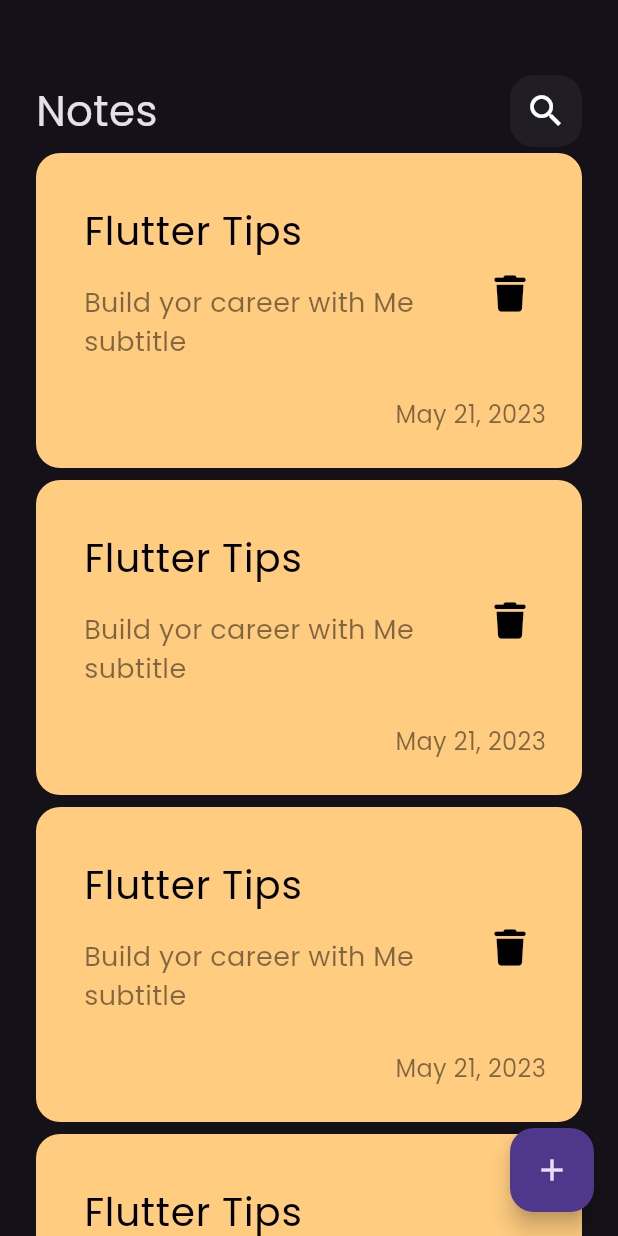
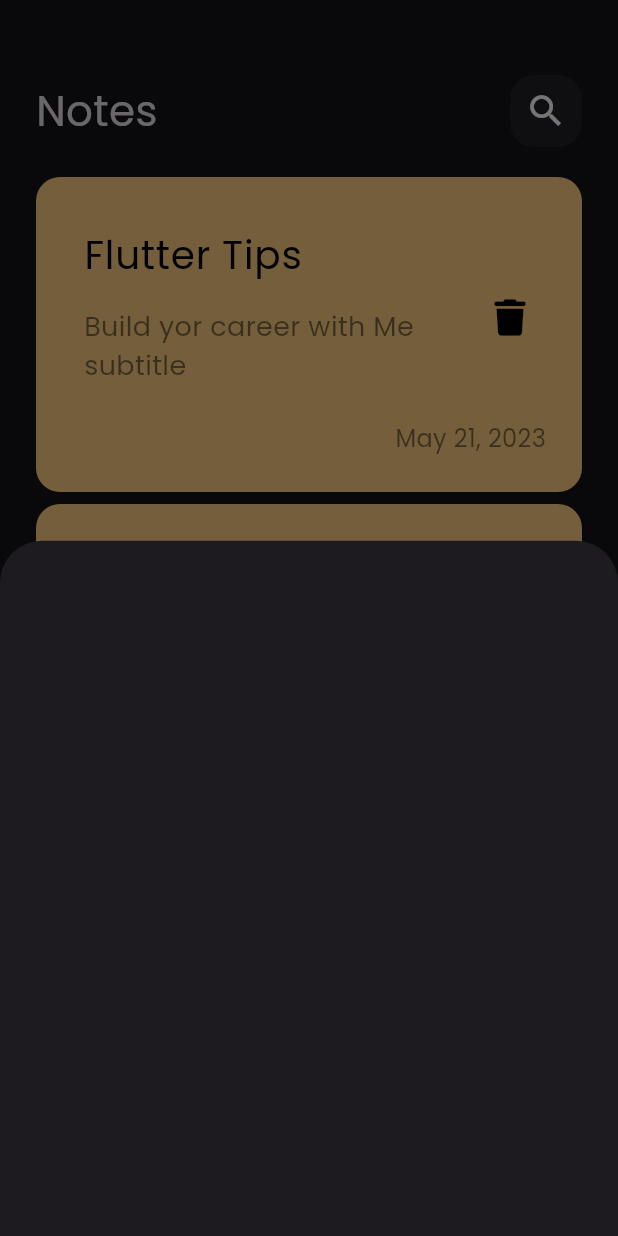
Before and after one commit to prolagg99/notes_app, a Flutter app: the screen it shows after launch, after a tap on the "add" icon, on a phone screen of 412 x 824 dp. Run offline on Flutter 3.47's test engine with Material 3 defaults, Android fonts, the phone set to English and light mode, and no system bars; our stand-ins replace font_awesome_flutter.

Commit message:
show modal bottom sheet

```diff
--- a/lib/views/notes_view.dart
+++ b/lib/views/notes_view.dart
@@ -1,4 +1,5 @@
 import 'package:flutter/material.dart';
+import 'package:notes_app/views/widgets/add_note_bottom_sheet.dart';
 import 'package:notes_app/views/widgets/notes_view_body.dart';
 
 class NotesView extends StatelessWidget {
@@ -9,7 +10,14 @@ class NotesView extends StatelessWidget {
     return Scaffold(
       body: const NotesViewBody(),
       floatingActionButton: FloatingActionButton(
-        onPressed: () {},
+        onPressed: () {
+          showModalBottomSheet(
+            context: context,
+            builder: (context) {
+              return const AddNoteBottomSheet();
+            },
+          );
+        },
         child: const Icon(Icons.add),
       ),
     );
--- /dev/null
+++ b/lib/views/widgets/add_note_bottom_sheet.dart
@@ -0,0 +1,10 @@
+import 'package:flutter/material.dart';
+
+class AddNoteBottomSheet extends StatelessWidget {
+  const AddNoteBottomSheet({super.key});
+
+  @override
+  Widget build(BuildContext context) {
+    return Container();
+  }
+}
--- a/lib/views/widgets/notes_list_view.dart
+++ b/lib/views/widgets/notes_list_view.dart
@@ -6,8 +6,10 @@ class NotesListView extends StatelessWidget {
 
   @override
   Widget build(BuildContext context) {
-    return ListView.builder(
-      // padding: EdgeInsets.zero,
+    return Padding(
+      padding: const EdgeInsets.symmetric(vertical: 16.0),
+      child: ListView.builder(
+        padding: EdgeInsets.zero,
         itemCount: 15,
         itemBuilder: (context, index) {
           return const Padding(
@@ -15,6 +17,7 @@ class NotesListView extends StatelessWidget {
             child: NoteItem(),
           );
         },
+      ),
     );
   }
 }
```
Lines whose indentation alone changed are shown as unchanged.
